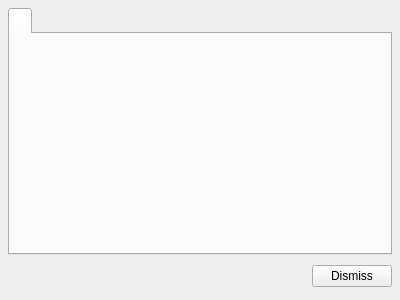
Old version of the form code/display/implement/QtViewer/QtDataOptionsPanel.ui in the repository radio-astro/casa.
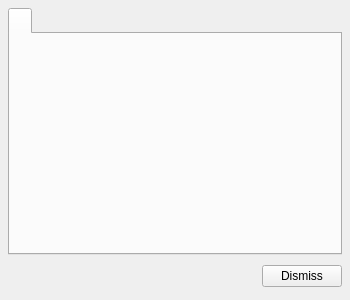
New version of the form.

Diff of the .ui file:
```diff
--- a/code/display/implement/QtViewer/QtDataOptionsPanel.ui
+++ b/code/display/implement/QtViewer/QtDataOptionsPanel.ui
@@ -8,7 +8,7 @@
    <rect>
     <x>0</x>
     <y>0</y>
-    <width>400</width>
+    <width>350</width>
     <height>300</height>
    </rect>
   </property>
@@ -28,6 +28,14 @@
       <number>0</number>
      </property>
      <widget class="QWidget" name="xxx" >
+      <property name="geometry" >
+       <rect>
+        <x>0</x>
+        <y>0</y>
+        <width>330</width>
+        <height>220</height>
+       </rect>
+      </property>
       <attribute name="title" >
        <string/>
       </attribute>
```
Left out of the diff: 18 changed lines with no effect on the pictures.
